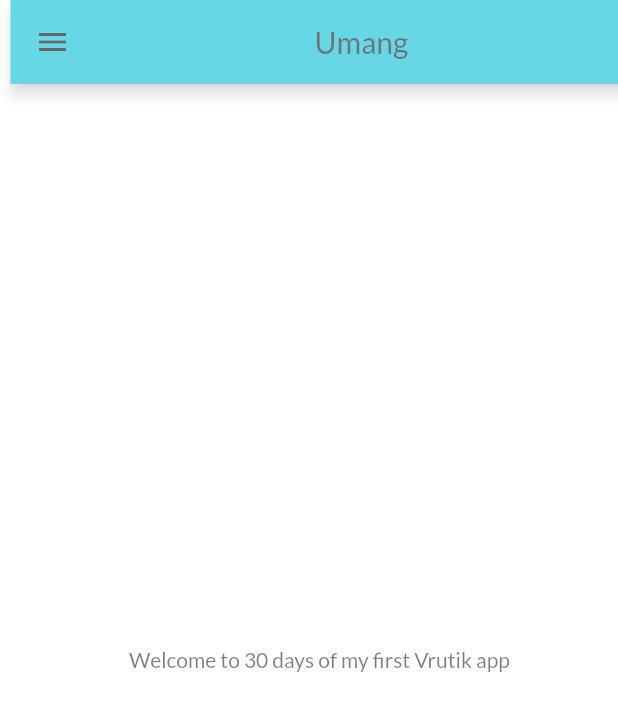
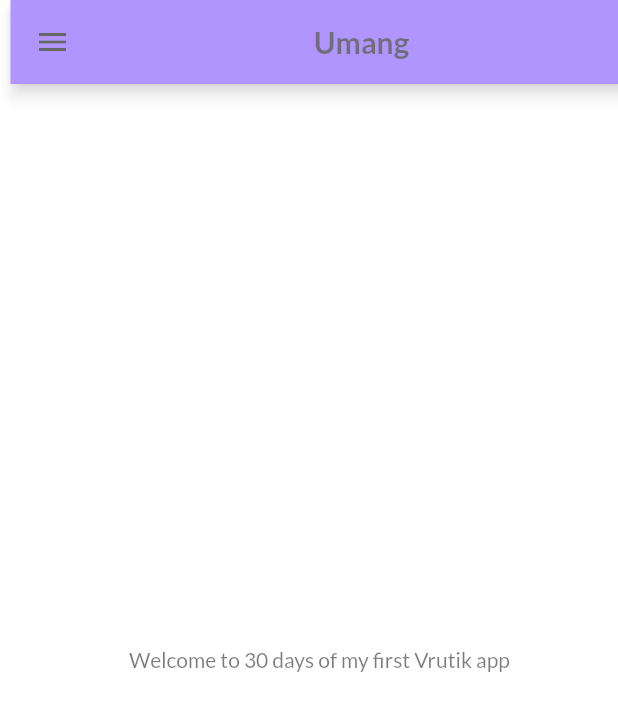
Before and after one commit to Vrutik21/Flutter, a Flutter app: the screen it shows after launch, after a tap on "Login", on a phone screen of 412 x 824 dp. Shown: the top 711 px of the screen. Run offline on Flutter 3.47's test engine with Material 2 defaults, Android fonts, the phone set to English and light mode, and no system bars; our stand-ins replace google_fonts.

Commit message:
commit on day-6

```diff
--- a/newapp/lib/pages/home.dart
+++ b/newapp/lib/pages/home.dart
@@ -8,8 +8,11 @@ class HomePage extends StatelessWidget {
   Widget build(BuildContext context) {
     return Scaffold(
       appBar: AppBar(
-        title: Center(child: Text("Umang")),
-      ),
+        title: Center(child: Text("Umang",style: TextStyle(fontWeight: FontWeight.bold),
+        )
+        ),
+        backgroundColor: Colors.deepPurpleAccent,
+        ),
       body: Center(
         child: Container(
           child: Text("Welcome to $days days of my first $name app"),
--- a/newapp/lib/pages/login.dart
+++ b/newapp/lib/pages/login.dart
@@ -13,9 +13,14 @@ class _LoginPageState extends State<LoginPage> {
   bool changedButton = false;
   @override
   Widget build(BuildContext context) {
-    return Material(
-      color: Colors.white,
-      child: SingleChildScrollView(
+    return Scaffold( appBar: AppBar(
+      title: Center(child: Text("Umang",style:TextStyle(fontWeight: FontWeight.bold,fontSize: 20),),
+      ),
+      backgroundColor: Colors.deepPurpleAccent,
+    ),
+          backgroundColor: Colors.white,
+          body: Center(
+            child:SingleChildScrollView(
                 child: Column(
                   children: [
                     Image.asset("assets/images/login_image.png", fit: BoxFit.cover),
@@ -27,7 +32,7 @@ class _LoginPageState extends State<LoginPage> {
                       style: TextStyle(fontSize: 20, fontWeight: FontWeight.bold),
                     ),
                     SizedBox(
-              height: 20,
+                      height: 10,
                     ),
                     Padding(
                       padding: const EdgeInsets.all(20.0),
@@ -47,7 +52,7 @@ class _LoginPageState extends State<LoginPage> {
                                 labelText: "PASSWORD", hintText: "Enter password"),
                           ),
                           SizedBox(
-                    height: 40,
+                            height: 30,
                           ),
                           InkWell(
                             onTap: () async{
@@ -93,6 +98,7 @@ class _LoginPageState extends State<LoginPage> {
                   ],
                 ),
               ),
+            )
     );
   }
 }
```
Lines whose indentation alone changed are shown as unchanged.
